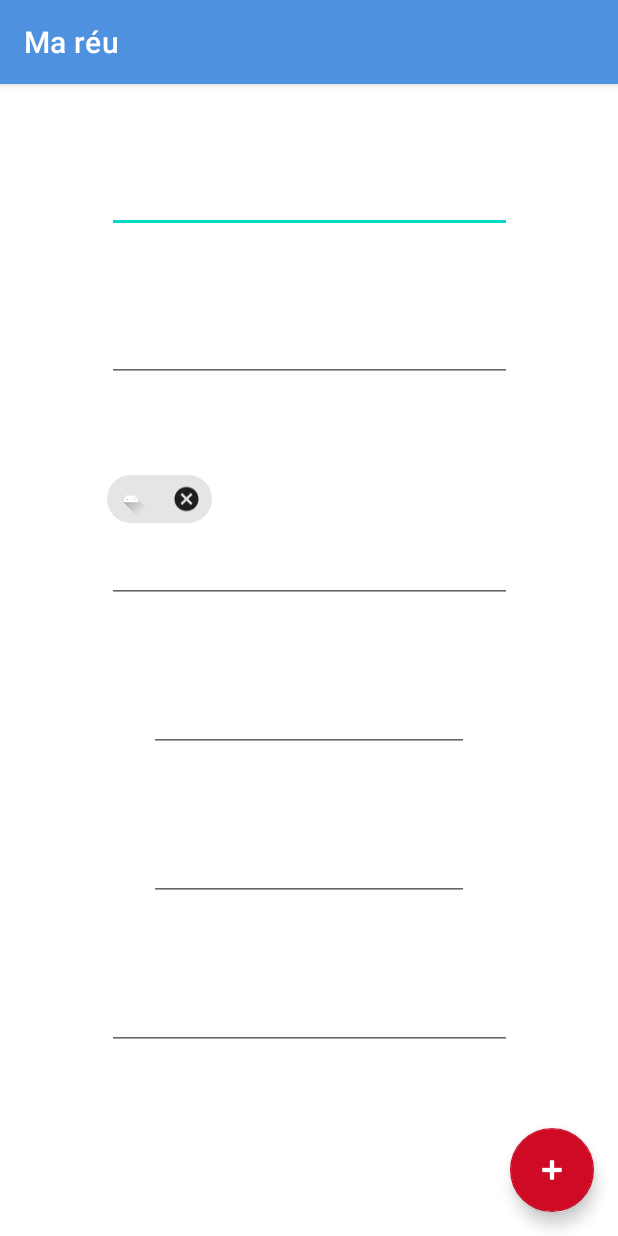
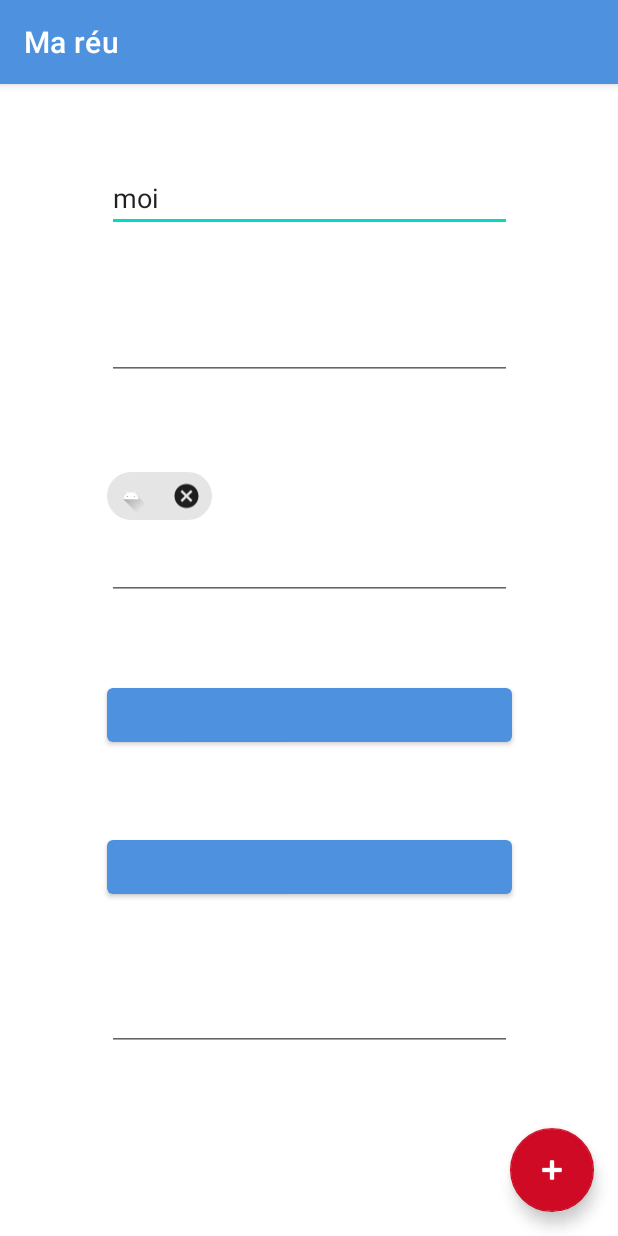
Before and after one commit to NinoDLC/Mareu, an Android app: the ShowMeetingActivity screen opened directly, with no data from a screen before it, on a phone screen of 412 x 824 dp. Run offline under Robolectric (Android 15) with nearby library versions, the phone set to English and light mode, and no system bars.

Commit message:
show_meeting ModelView

```diff
--- a/app/src/main/AndroidManifest.xml
+++ b/app/src/main/AndroidManifest.xml
@@ -11,8 +11,7 @@
         android:theme="@style/Theme.Mareu">
         <activity
             android:name=".ui.MainActivity"
-            android:label="@string/app_name"
-            android:launchMode="singleTop">
+            android:label="@string/app_name">
             <intent-filter>
                 <action android:name="android.intent.action.MAIN" />
                 <category android:name="android.intent.category.LAUNCHER" />
--- a/app/src/main/java/com/openclassrooms/mareu/ui/MainActivity.java
+++ b/app/src/main/java/com/openclassrooms/mareu/ui/MainActivity.java
@@ -24,7 +24,7 @@ public class MainActivity extends AppCompatActivity {
     private final MeetingsRecyclerViewAdapter.Listener mListener = new MeetingsRecyclerViewAdapter.Listener() {
         @Override
         public void itemClicked(int id) {
-            Log.e("Arnaud", "itemClicked: " + id);
+            startActivity(ShowMeetingActivity.navigate(MainActivity.this, id));
         }
 
         @Override
--- a/app/src/main/java/com/openclassrooms/mareu/ui/MeetingsRecyclerViewAdapter.java
+++ b/app/src/main/java/com/openclassrooms/mareu/ui/MeetingsRecyclerViewAdapter.java
@@ -71,7 +71,7 @@ public class MeetingsRecyclerViewAdapter extends ListAdapter<Meeting, MeetingsRe
             final String sep = " - ";
             mText.setText(
                     MessageFormat.format("{0}{1}{2}{3}{4}",
-                            meeting.getStart().format(DateTimeFormatter.ofPattern("kk'h'mm")),
+                            utils.niceTimeFormat(meeting.getStart()),
                             sep,
                             meeting.getSubject(),
                             sep,
--- a/app/src/main/java/com/openclassrooms/mareu/ui/ShowMeetingActivity.java
+++ b/app/src/main/java/com/openclassrooms/mareu/ui/ShowMeetingActivity.java
@@ -1,22 +1,62 @@
 package com.openclassrooms.mareu.ui;
 
+import android.app.Dialog;
+import android.app.TimePickerDialog;
+import android.content.Context;
+import android.content.Intent;
 import android.os.Bundle;
+import android.text.format.DateFormat;
+import android.util.Log;
+import android.widget.Button;
+import android.widget.TextView;
+import android.widget.TimePicker;
 
+import androidx.annotation.NonNull;
 import androidx.annotation.Nullable;
 import androidx.appcompat.app.ActionBar;
 import androidx.appcompat.app.AppCompatActivity;
 import androidx.appcompat.widget.Toolbar;
+import androidx.fragment.app.DialogFragment;
+import androidx.lifecycle.ViewModelProvider;
 
+import com.google.android.material.chip.Chip;
+import com.google.android.material.chip.ChipGroup;
+import com.google.android.material.textfield.TextInputEditText;
 import com.openclassrooms.mareu.R;
+import com.openclassrooms.mareu.model.Meeting;
+
+import java.time.LocalDateTime;
+import java.time.format.DateTimeFormatter;
 
 public class ShowMeetingActivity extends AppCompatActivity {
 
+    private static final String MEETING_ID = "MEETING_ID";
+
+    private TextInputEditText mOwner;
+    private TextInputEditText mSubject;
+    private ChipGroup mParticipantsGroup;
+    private TextInputEditText mParticipantsField;
+    private Button mStart;
+    private Button mEnd;
+    private TextInputEditText mRoom;
+    private TextView mId;
+
     public ShowMeetingActivity() {
+    }
+
+    public static Intent navigate(Context context, int id) {
+        Intent intent = new Intent(context, ShowMeetingActivity.class);
+        intent.putExtra(MEETING_ID, id);
+        return intent;
     }
 
     @Override
     protected void onCreate(@Nullable Bundle savedInstanceState) {
         super.onCreate(savedInstanceState);
+
+        ShowMeetingActivityViewModel showMeetingActivityViewModel = new ViewModelProvider(this).get(ShowMeetingActivityViewModel.class);
+        int meetingId = getIntent().getIntExtra(MEETING_ID, 0);
+        Meeting meeting = showMeetingActivityViewModel.getMeetingById(meetingId);
 
         setContentView(R.layout.activity_show_meeting);
 
@@ -26,10 +66,68 @@ public class ShowMeetingActivity extends AppCompatActivity {
         if (actionBar != null)
             actionBar.setDisplayShowTitleEnabled(true);
 
+        bindAndInitView(meeting);
+    }
+
+    void bindAndInitView(@Nullable Meeting meeting){
+        mOwner = findViewById(R.id.show_meeting_owner);
+        mSubject = findViewById(R.id.show_meeting_subject);
+        mParticipantsGroup = findViewById(R.id.show_meeting_participants_group);
+        mParticipantsField = findViewById(R.id.show_meeting_participants_field);
+        mStart = findViewById(R.id.show_meeting_start);
+        mEnd = findViewById(R.id.show_meeting_end);
+        mRoom = findViewById(R.id.show_meeting_room);
+        mId = findViewById(R.id.show_meeting_id);
+
+        if (meeting == null) {
+            mOwner.setText("moi");
+            mOwner.setActivated(false);
+        }else{
+            mId.setText(meeting.getId());
+            mOwner.setText(meeting.getOwner());
+            mSubject.setText(meeting.getSubject());
+            for (String participant:meeting.getParticipants()){
+                //Chip chip = new Chip(mParticipantsGroup);
+                Log.e("Arnaud", "bindAndInitView");
+            }
+            mStart.setText(utils.niceTimeFormat(meeting.getStart()));
+            mEnd.setText(utils.niceTimeFormat(meeting.getStop()));
+        }
+        bindButton(mStart, true);
+        bindButton(mEnd, false);
 
     }
 
+    void bindButton(Button button, boolean isStart) {
+        button.setOnClickListener(view -> {
+            DialogFragment newFragment = new TimePickerFragment(button);
+            newFragment.show(getSupportFragmentManager(), "timePicker");
+        });
+    }
 
+    public static class TimePickerFragment extends DialogFragment implements TimePickerDialog.OnTimeSetListener {
 
+        private final Button mButton;
+
+        public TimePickerFragment(Button button) {
+            mButton = button;
+        }
+
+        @NonNull
+        @Override
+        public Dialog onCreateDialog(Bundle savedInstanceState) {
+            int hour = 8;
+            int minute = 50;
+
+            return new TimePickerDialog(getActivity(), this, hour, minute,
+                    DateFormat.is24HourFormat(getActivity()));
+        }
+
+        public void onTimeSet(TimePicker view, int hourOfDay, int minute) {
+            // todo get TIME in storable format, and set text in nice-to-read format
+
+            mButton.setText(hourOfDay + " : " + minute);
+        }
+    }
 
 }
--- /dev/null
+++ b/app/src/main/java/com/openclassrooms/mareu/ui/ShowMeetingActivityViewModel.java
@@ -0,0 +1,18 @@
+package com.openclassrooms.mareu.ui;
+
+import androidx.lifecycle.ViewModel;
+
+import com.openclassrooms.mareu.di.DependencyInjection;
+import com.openclassrooms.mareu.model.Meeting;
+import com.openclassrooms.mareu.repository.MeetingsRepository;
+
+public class ShowMeetingActivityViewModel extends ViewModel {
+
+    private final MeetingsRepository mRepository = DependencyInjection.getMeetingsRepository();
+
+    public Meeting getMeetingById(int id){
+        return mRepository.getMeetingById(id);
+    }
+
+
+}
--- a/app/src/main/res/layout/activity_main.xml
+++ b/app/src/main/res/layout/activity_main.xml
@@ -18,7 +18,6 @@
             android:layout_height="?attr/actionBarSize"
             android:background="?attr/colorPrimary"
             android:elevation="8dp"
-            app:title="Ma réu"
             app:titleTextColor="@color/white" />
 
     </com.google.android.material.appbar.AppBarLayout>
--- a/app/src/main/res/layout/activity_show_meeting.xml
+++ b/app/src/main/res/layout/activity_show_meeting.xml
@@ -68,32 +68,24 @@
             tools:text="@tools:sample/full_names" />
     </com.google.android.material.chip.ChipGroup>
 
-    <EditText
+    <Button
         android:id="@+id/show_meeting_start"
-        android:layout_width="wrap_content"
+        android:layout_width="@dimen/show_meeting_text_width"
         android:layout_height="wrap_content"
-        android:ems="10"
-        android:importantForAutofill="yes"
-        android:inputType="datetime"
-        android:labelFor="@id/show_meeting_start"
         app:layout_constraintBottom_toTopOf="@id/show_meeting_end"
         app:layout_constraintEnd_toEndOf="parent"
         app:layout_constraintStart_toStartOf="parent"
-        app:layout_constraintTop_toBottomOf="@id/show_meeting_participants_group"
-        android:autofillHints="yes" />
+        app:layout_constraintTop_toBottomOf="@id/show_meeting_participants_group" />
 
-    <EditText
-        android:labelFor="@id/show_meeting_end"
+
+    <Button
         android:id="@+id/show_meeting_end"
-        android:layout_width="wrap_content"
+        android:layout_width="@dimen/show_meeting_text_width"
         android:layout_height="wrap_content"
-        android:ems="10"
-        android:inputType="datetime"
         app:layout_constraintBottom_toTopOf="@id/show_meeting_room"
         app:layout_constraintEnd_toEndOf="parent"
         app:layout_constraintStart_toStartOf="parent"
-        app:layout_constraintTop_toBottomOf="@id/show_meeting_start"
-        android:autofillHints="yes" />
+        app:layout_constraintTop_toBottomOf="@id/show_meeting_start" />
 
     <com.google.android.material.textfield.TextInputEditText
         android:id="@+id/show_meeting_room"
@@ -129,5 +121,4 @@
         app:tint="@color/white" />
 
 
-
 </androidx.constraintlayout.widget.ConstraintLayout>
--- a/app/src/main/res/values/strings.xml
+++ b/app/src/main/res/values/strings.xml
@@ -1,5 +1,5 @@
 <resources>
-    <string name="app_name">Maréu</string>
+    <string name="app_name">Ma réu</string>
     <string name="action_settings">Settings</string>
     <!-- Strings used for fragments for navigation -->
 
```
Also changed, not shown: app/src/main/java/com/openclassrooms/mareu/repository/DummyMeetingRoomsGenerator.java (+11 -13 lines), app/src/main/java/com/openclassrooms/mareu/ui/utils.java (added, +12 -0 lines).
